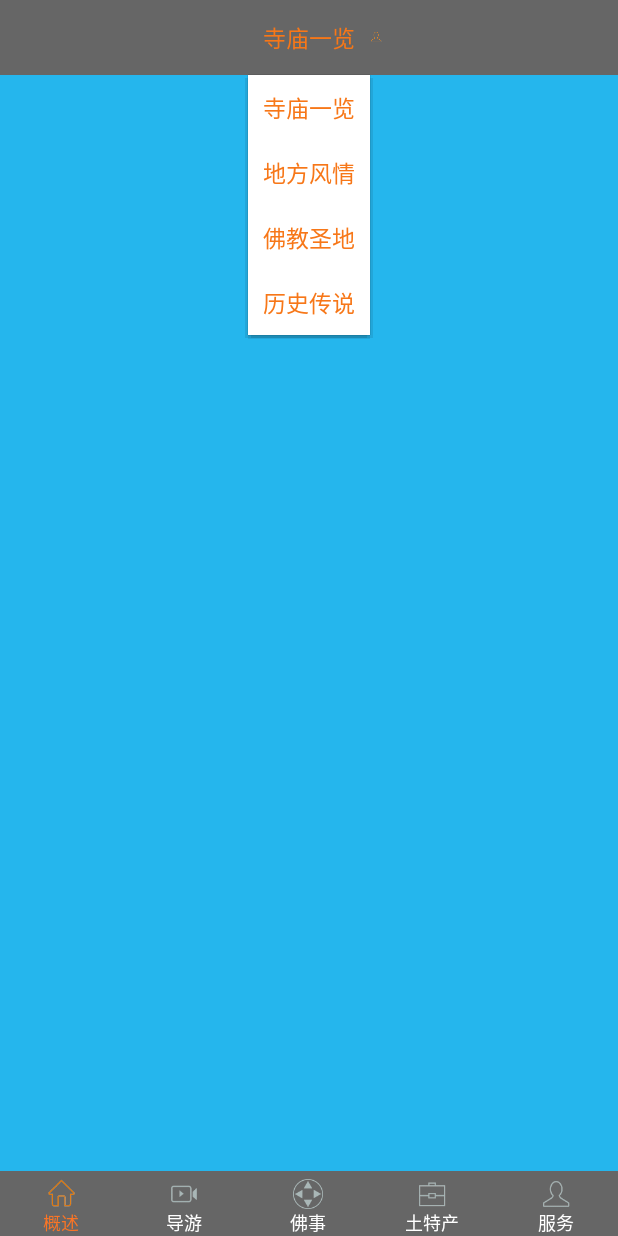
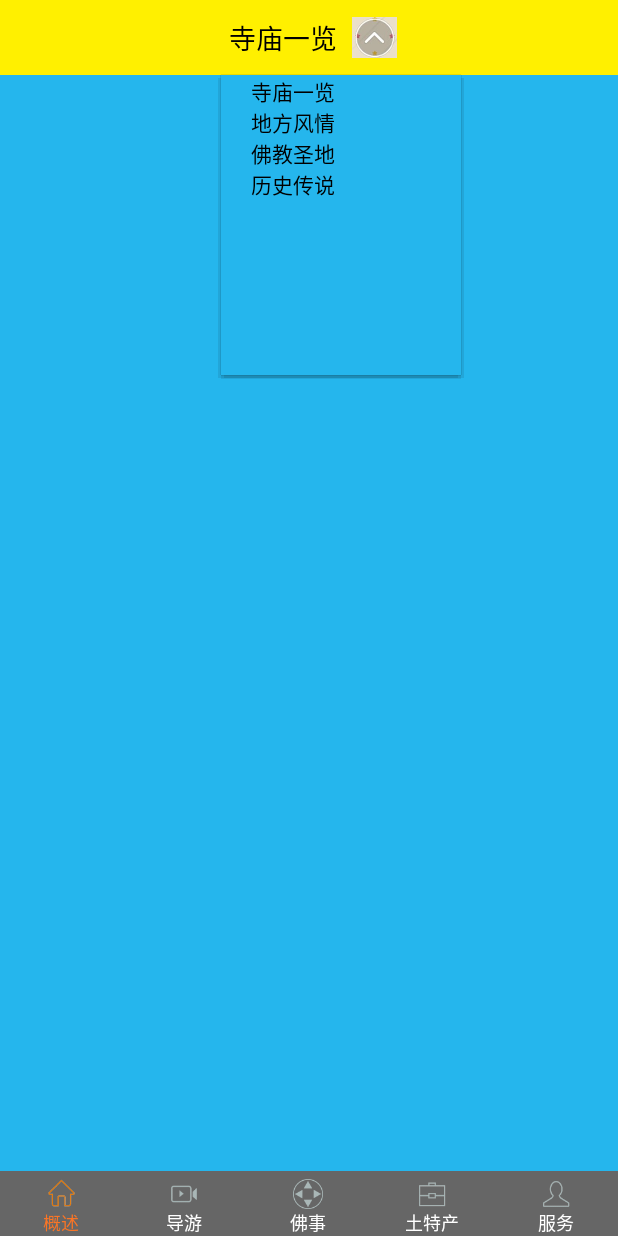
Before and after one commit to ielitf/MountWuTai, an Android app: the SummaruFragment screen opened directly, with no data from a screen before it, after a tap on "寺庙一览", on a phone screen of 412 x 824 dp. Run offline under Robolectric (Android 15) with nearby library versions, the phone set to English and light mode, and no system bars; our stand-ins replace RxJava.

Commit message:
下拉列表

```diff
--- /dev/null
+++ b/app/src/main/java/com/bupt/mountwutai/adapter/PopAdapter.java
@@ -0,0 +1,60 @@
+package com.bupt.mountwutai.adapter;
+
+import android.content.Context;
+import android.view.LayoutInflater;
+import android.view.View;
+import android.view.ViewGroup;
+import android.widget.BaseAdapter;
+import android.widget.TextView;
+
+import com.bupt.mountwutai.R;
+
+import java.util.ArrayList;
+
+/**
+ * Created by Administrator on 2017/4/19.
+ */
+
+public class PopAdapter extends BaseAdapter {
+
+    private LayoutInflater inflater;
+
+    private ArrayList<String> list;
+
+
+
+    public PopAdapter(Context context, ArrayList<String> list) {
+        super();
+        this.inflater = LayoutInflater.from(context);
+        this.list = list;
+    }
+
+    @Override
+    public int getCount() {
+        return list.size();
+    }
+
+    @Override
+    public Object getItem(int position) {
+        // TODO Auto-generated method stub
+        return null;
+    }
+
+    @Override
+    public long getItemId(int position) {
+        // TODO Auto-generated method stub
+        return 0;
+    }
+
+    @Override
+    public View getView(int position, View convertView, ViewGroup parent) {
+        if (convertView == null) {
+            convertView = inflater.inflate(R.layout.lv_items, null);
+        }
+        TextView tv = (TextView)convertView.findViewById(R.id.text);
+        tv.setText(list.get(position));
+
+        return convertView;
+    }
+
+}
--- a/app/src/main/java/com/bupt/mountwutai/ui/activity/summary/SummaruFragment.java
+++ b/app/src/main/java/com/bupt/mountwutai/ui/activity/summary/SummaruFragment.java
@@ -1,16 +1,21 @@
 package com.bupt.mountwutai.ui.activity.summary;
 
+import android.location.LocationListener;
 import android.os.Bundle;
-import android.view.MotionEvent;
+import android.util.Log;
 import android.view.View;
 import android.widget.AdapterView;
-import android.widget.ArrayAdapter;
-import android.widget.Spinner;
+import android.widget.ImageView;
+import android.widget.LinearLayout;
+import android.widget.ListView;
+import android.widget.PopupWindow;
 import android.widget.TextView;
 
 import com.bupt.mountwutai.R;
+import com.bupt.mountwutai.adapter.PopAdapter;
 import com.bupt.mountwutai.base.BaseFragment;
-import com.bupt.mountwutai.util.LogUtil;
+
+import java.util.ArrayList;
 
 /**
  * Created by Wyf on 2017/4/18.
@@ -18,10 +23,17 @@ import com.bupt.mountwutai.util.LogUtil;
 
 public class SummaruFragment extends BaseFragment {
 
-    private Spinner topSpinner;
-    private boolean isSelect;
-    private TextView arrawTextView;
-    private static final String[] name = {"寺庙一览", "地方风情", "佛教圣地", "历史传说"};
+    //下拉按钮
+    TextView myButton;
+    ImageView popImage;
+    LinearLayout mypoplayout;
+    Boolean isup=true;
+    //PopupWindow对象声明
+    PopupWindow pw;
+
+    ArrayList<String> list;
+    //当前选中的列表项位置
+    int clickPsition = -1;
 
     @Override
     protected void onCreateView(Bundle savedInstanceState) {
@@ -30,44 +42,72 @@ public class SummaruFragment extends BaseFragment {
     }
 
     private void initView() {
-        topSpinner = (Spinner) findViewById(R.id.topspinner);
-        arrawTextView = (TextView) findViewById(R.id.arraw);
-        ArrayAdapter arrayAdapter = new ArrayAdapter(activity, R.layout.spinner_item, name);
-        arrayAdapter.setDropDownViewResource(R.layout.dropdown_stytle);
-        topSpinner.setAdapter(arrayAdapter);
+        mypoplayout= (LinearLayout) findViewById(R.id.mypoplayout);
+        myButton = (TextView) findViewById(R.id.myButton);
+        popImage = (ImageView) findViewById(R.id.popimg);
+        //获得要显示的数据
+        list = getList();
+        //设置默认显示的Text
+        myButton.setText(list.get(0));
 
-        topSpinner.setOnTouchListener(new View.OnTouchListener() {
+        mypoplayout.setOnClickListener(new View.OnClickListener() {
+
             @Override
-            public boolean onTouch(View v, MotionEvent event) {
-                if (event.getAction() == MotionEvent.ACTION_UP) {
-                    LogUtil.i(TAG, "========");
-                    if (isSelect) {
-                        arrawTextView.setBackgroundResource(R.mipmap.geren_normal);
-                        isSelect = false;
-                    } else {
-                        arrawTextView.setBackgroundResource(R.mipmap.geren_selected);
-                        isSelect = true;
+            public void onClick(View v) {
+                if (isup){
+                    isup=false;
+                    popImage.setImageResource(R.mipmap.spinner_bg);
+                }
+
+                //通过布局注入器，注入布局给View对象
+                View myView = inflater.inflate(R.layout.pop, null);
+                //通过view 和宽·高，构造PopopWindow
+                pw = new PopupWindow(myView, 240, 300, true);
+
+                pw.setBackgroundDrawable(getResources().getDrawable(
+                        //此处为popwindow 设置背景，同事做到点击外部区域，popwindow消失
+                R.color.blue));
+                //设置焦点为可点击
+                pw.setFocusable(true);//可以试试设为false的结果
+                //将window视图显示在myButton下面
+                pw.showAsDropDown(mypoplayout);
+
+                ListView lv = (ListView) myView.findViewById(R.id.lv_pop);
+                lv.setAdapter(new PopAdapter(getActivity(), list));
+                lv.setOnItemClickListener(new AdapterView.OnItemClickListener() {
+
+                    @Override
+                    public void onItemClick(AdapterView<?> parent, View view,
+                                            int position, long id) {
+                        myButton.setText(list.get(position));
+                        if (clickPsition != position) {
+                            clickPsition = position;
+                        }
+                        pw.dismiss();
                     }
-                }
-                return false;
-            }
-        });
-
-        topSpinner.setOnItemSelectedListener(new AdapterView.OnItemSelectedListener() {
-            @Override
-            public void onItemSelected(AdapterView<?> parent, View view, int position, long id) {
-                arrawTextView.setBackgroundResource(R.mipmap.geren_normal);
-                isSelect = false;
-                showToast(name[position]);
+                });
+                pw.setOnDismissListener(new PopupWindow.OnDismissListener() {
+                    @Override
+                    public void onDismiss() {
+                        isup=true;
+                        popImage.setImageResource(R.mipmap.spinner_bg_press);
+                    }
+                });
             }
 
-            @Override
-            public void onNothingSelected(AdapterView<?> parent) {
-                LogUtil.i(TAG,"nothing");
-                arrawTextView.setBackgroundResource(R.mipmap.geren_normal);
-                isSelect = false;
-            }
         });
 
     }
+    /**
+     * 得到list集合的方法
+     * @return
+     */
+    public ArrayList<String> getList() {
+        ArrayList<String> list = new ArrayList<String>();
+        list.add("寺庙一览");
+        list.add("地方风情");
+        list.add("佛教圣地");
+        list.add("历史传说");
+        return list;
+    }
 }
--- /dev/null
+++ b/app/src/main/res/layout/lv_items.xml
@@ -0,0 +1,14 @@
+<?xml version="1.0" encoding="utf-8"?>
+<LinearLayout xmlns:android="http://schemas.android.com/apk/res/android"
+    android:layout_width="match_parent"
+    android:layout_height="match_parent"
+    android:orientation="vertical" >
+
+    <TextView
+        android:layout_marginLeft="20dp"
+        android:id="@+id/text"
+        android:layout_width="wrap_content"
+        android:layout_height="wrap_content"
+        android:textColor="#000" />
+
+</LinearLayout>
--- a/app/src/main/res/layout/main_top.xml
+++ b/app/src/main/res/layout/main_top.xml
@@ -1,25 +1,33 @@
 <?xml version="1.0" encoding="utf-8"?>
-<RelativeLayout xmlns:android="http://schemas.android.com/apk/res/android"
+<LinearLayout xmlns:android="http://schemas.android.com/apk/res/android"
     android:layout_width="match_parent"
-    android:layout_height="wrap_content"
-    android:background="@color/module_title_gray">
+    android:layout_height="50dp"
+    android:background="#fff000"
+    android:gravity="center"
+    android:orientation="vertical">
 
-    <Spinner
-        android:id="@+id/topspinner"
-        android:spinnerMode="dropdown"
-        android:dropDownVerticalOffset="50dp"
-        android:layout_centerInParent="true"
+    <LinearLayout
+        android:id="@+id/mypoplayout"
         android:layout_width="wrap_content"
-        android:layout_height="wrap_content"
-        android:gravity="center"
-        android:background="@color/transparent"/>
+        android:layout_height="match_parent"
+        android:orientation="horizontal"
+        android:gravity="center">
+        <TextView
+            android:id="@+id/myButton"
+            android:layout_width="wrap_content"
+            android:layout_height="match_parent"
+            android:layout_gravity="center_horizontal"
+            android:gravity="center_vertical"
+            android:paddingLeft="5dp"
+            android:text="寺庙一览"
+            android:textColor="#000"
+            android:textSize="@dimen/space_18" />
 
-    <TextView
-        android:id="@+id/arraw"
-        android:background="@mipmap/geren_normal"
-        android:layout_width="8dp"
-        android:layout_height="8dp"
-        android:layout_toRightOf="@id/topspinner"
-        android:layout_centerVertical="true"/>
-
-</RelativeLayout>
+        <ImageView
+            android:id="@+id/popimg"
+            android:layout_width="30dp"
+            android:layout_height="30dp"
+            android:layout_marginLeft="10dp"
+            android:src="@mipmap/spinner_bg_press" />
+    </LinearLayout>
+</LinearLayout>
--- /dev/null
+++ b/app/src/main/res/layout/pop.xml
@@ -0,0 +1,13 @@
+<?xml version="1.0" encoding="utf-8"?>
+<LinearLayout xmlns:android="http://schemas.android.com/apk/res/android"
+    android:layout_width="match_parent"
+    android:layout_height="match_parent"
+    android:orientation="vertical">
+
+    <ListView
+        android:id="@+id/lv_pop"
+        android:divider="@color/blue"
+        android:layout_width="match_parent"
+        android:layout_height="match_parent" />
+
+</LinearLayout>
```
Also changed, not shown: app/src/main/res/mipmap-hdpi/spinner_bg.png (added), app/src/main/res/mipmap-hdpi/spinner_bg_press.png (added).
